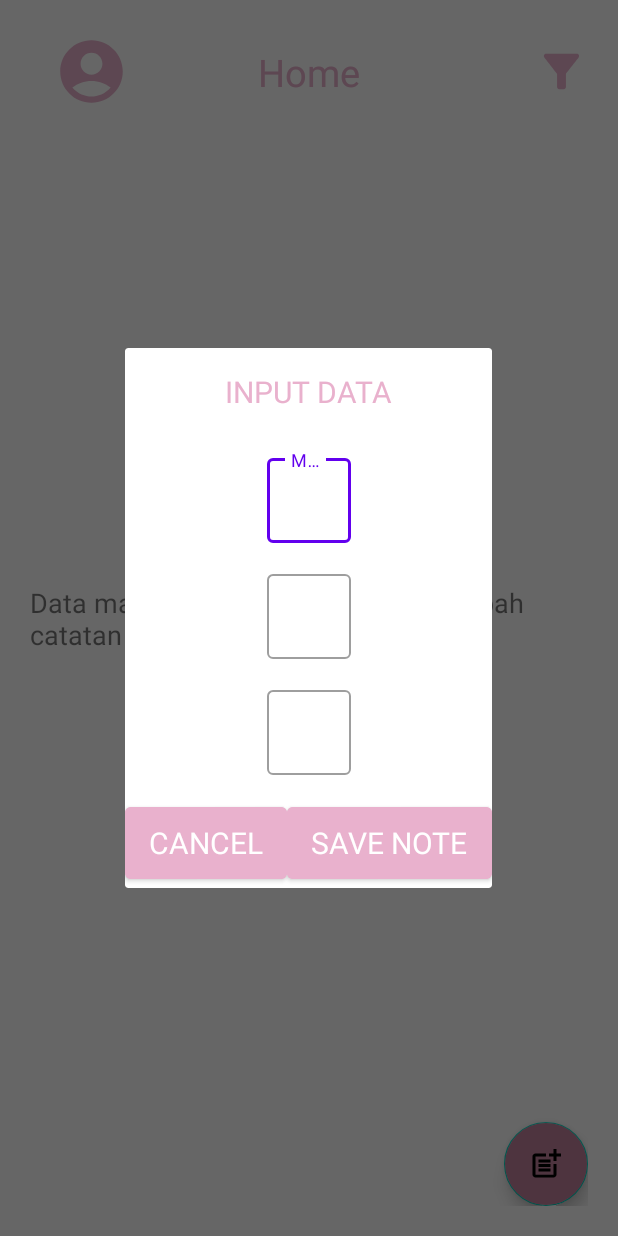
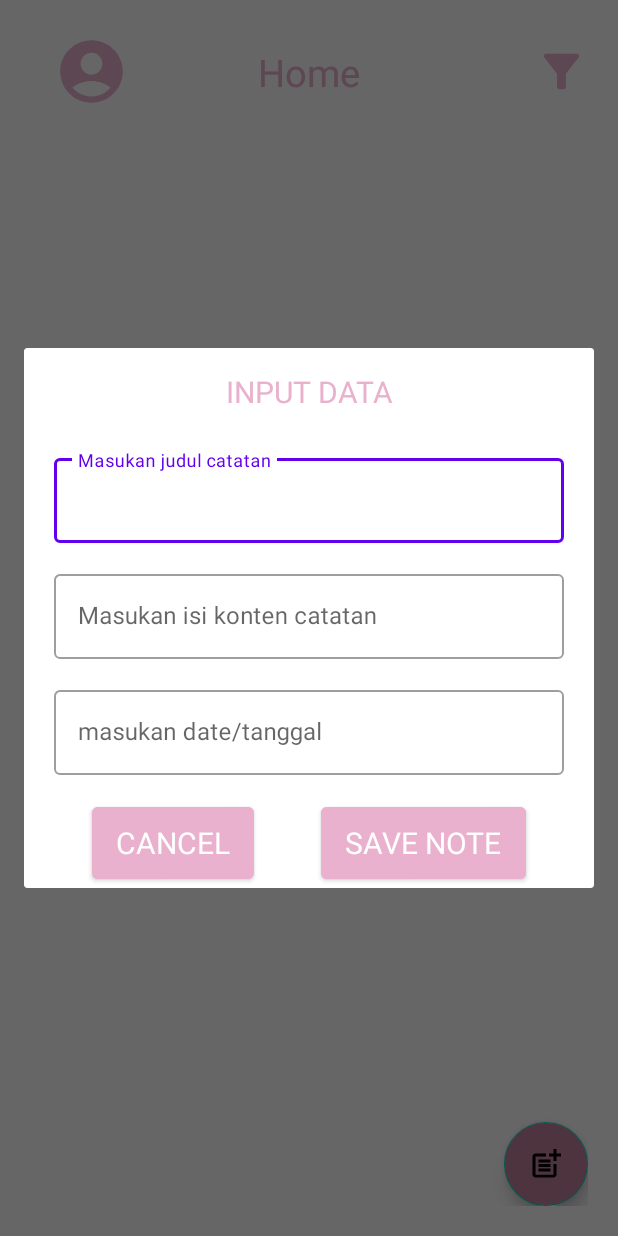
Before and after one commit to dheevvvv/Challenge-Chapter-4, an Android app: the HomeFragment screen opened through its navigation route, after a tap on "add note", on a phone screen of 412 x 824 dp. Run offline under Robolectric (Android 15) with nearby library versions, the phone set to English and light mode, and no system bars; our stand-ins replace Room's generated code, data binding.

Commit message:
fixing add note and edit note, create, read, update done

```diff
--- a/app/src/main/java/com/example/challengechapterempat/ui/AddNoteFragment.kt
+++ b/app/src/main/java/com/example/challengechapterempat/ui/AddNoteFragment.kt
@@ -29,9 +29,20 @@ class AddNoteFragment : DialogFragment() {
         return binding.root
     }
 
+    override fun onCreateDialog(savedInstanceState: Bundle?): Dialog {
+        val dialog = Dialog(requireContext())
+        dialog.setContentView(R.layout.fragment_add_note)
+        dialog.window?.setLayout(ViewGroup.LayoutParams.MATCH_PARENT, ViewGroup.LayoutParams.WRAP_CONTENT)
+        return dialog
+    }
+
+
+
     override fun onViewCreated(view: View, savedInstanceState: Bundle?) {
         super.onViewCreated(view, savedInstanceState)
         noteViewModel = ViewModelProvider(requireActivity()).get(NoteViewModel::class.java)
+
+        binding.onClick = this
 
         binding.btnCancelAdd.setOnClickListener {
             cancelAdd()
--- a/app/src/main/java/com/example/challengechapterempat/ui/HomeFragment.kt
+++ b/app/src/main/java/com/example/challengechapterempat/ui/HomeFragment.kt
@@ -6,24 +6,24 @@ import android.view.View
 import android.view.ViewGroup
 import android.widget.PopupMenu
 import androidx.core.view.isVisible
-import androidx.databinding.DataBindingUtil
-import androidx.databinding.ViewDataBinding
 import androidx.fragment.app.Fragment
 import androidx.lifecycle.ViewModelProvider
 import androidx.navigation.fragment.findNavController
 import androidx.recyclerview.widget.LinearLayoutManager
 import com.example.challengechapterempat.R
 import com.example.challengechapterempat.adapter.NoteAdapter
+import com.example.challengechapterempat.databases_room.NoteData
 import com.example.challengechapterempat.databinding.FragmentHomeBinding
 import com.example.challengechapterempat.shared_preferences.FilterPreferences
 import com.example.challengechapterempat.viewmodel.NoteViewModel
 
 
-class HomeFragment : Fragment() {
+class HomeFragment : Fragment(), NoteAdapter.ItemClickListener {
     private lateinit var binding: FragmentHomeBinding
     private lateinit var noteViewModel: NoteViewModel
     private lateinit var filterPreferences: FilterPreferences
     private lateinit var noteAdapter: NoteAdapter
+
     override fun onCreateView(
         inflater: LayoutInflater, container: ViewGroup?,
         savedInstanceState: Bundle?
@@ -66,7 +66,9 @@ class HomeFragment : Fragment() {
         binding.btnProfile.setOnClickListener {
             findNavController().navigate(R.id.action_homeFragment_to_profileFragment)
         }
+        noteViewModel = ViewModelProvider(requireActivity()).get(NoteViewModel::class.java)
 
+        recyclerView()
 
         if (filterPreferences.getString("filter_key").isNullOrEmpty()) {
             noteViewModel.getDataNotes()
@@ -75,8 +77,6 @@ class HomeFragment : Fragment() {
         } else if (filterPreferences.getString("filter_key").equals("DESCENDING", true)) {
             noteViewModel.getAllNotesDesc()
         }
-
-        recyclerView()
     }
 
 
@@ -87,7 +87,7 @@ class HomeFragment : Fragment() {
                     tvEmpty.isVisible = false
                     rvNote.isVisible = true
                     rvNote.setHasFixedSize(true)
-                    rvNote.adapter = NoteAdapter(ArrayList())
+                    rvNote.adapter = NoteAdapter(it, this@HomeFragment)
                     rvNote.layoutManager = LinearLayoutManager(requireContext(), LinearLayoutManager.VERTICAL, false)
                 }
             } else {
@@ -99,6 +99,14 @@ class HomeFragment : Fragment() {
         }
 
     }
+    override fun edit(noteData: NoteData) {
+        val dialog = EditNoteFragment.newInstance(noteData)
+        dialog.show(childFragmentManager, "EditNoteDialog")
+    }
+
+    override fun delete(noteData: NoteData) {
+        TODO("Not yet implemented")
+    }
 
 
 }
--- a/app/src/main/java/com/example/challengechapterempat/viewmodel/NoteViewModel.kt
+++ b/app/src/main/java/com/example/challengechapterempat/viewmodel/NoteViewModel.kt
@@ -13,6 +13,7 @@ class NoteViewModel(application: Application):AndroidViewModel(application) {
 
     private var _listNote : MutableLiveData<List<NoteData>> = MutableLiveData()
     val listNote: LiveData<List<NoteData>> get() = _listNote
+
 
     fun getAllNotesDesc() = viewModelScope.launch {
         _listNote.postValue(NoteDatabase.getInstance((getApplication()))!!.noteDao().getAllNotesDesc())
--- a/app/src/main/res/layout/fragment_add_note.xml
+++ b/app/src/main/res/layout/fragment_add_note.xml
@@ -9,9 +9,13 @@
             type="com.example.challengechapterempat.ui.AddNoteFragment" />
     </data>
 
+    <ScrollView
+        android:layout_width="match_parent"
+        android:layout_height="wrap_content">
+
         <androidx.constraintlayout.widget.ConstraintLayout
             android:layout_width="match_parent"
-        android:layout_height="match_parent"
+            android:layout_height="wrap_content"
             tools:context=".ui.AddNoteFragment">
 
             <TextView
@@ -64,7 +68,7 @@
                     android:layout_width="match_parent"
                     android:layout_height="wrap_content"
                     android:hint="@string/masukan_isi_konten_catatan"
-                android:inputType="text" />
+                    android:inputType="textMultiLine" />
             </com.google.android.material.textfield.TextInputLayout>
 
             <com.google.android.material.textfield.TextInputLayout
@@ -84,7 +88,7 @@
                     android:layout_width="match_parent"
                     android:layout_height="wrap_content"
                     android:hint="@string/masukan_date_tanggal"
-                android:inputType="text" />
+                    android:inputType="date" />
             </com.google.android.material.textfield.TextInputLayout>
 
             <com.google.android.material.button.MaterialButton
@@ -118,4 +122,5 @@
                 app:layout_constraintTop_toBottomOf="@+id/outlinedTextField3" />
 
         </androidx.constraintlayout.widget.ConstraintLayout>
+    </ScrollView>
 </layout>
--- a/app/src/main/res/layout/fragment_home.xml
+++ b/app/src/main/res/layout/fragment_home.xml
@@ -65,6 +65,7 @@
         android:text="@string/empty_state"
         android:textSize="18sp"
         android:visibility="gone"
+        android:textColor="@color/sakura"
         app:layout_constraintBottom_toBottomOf="parent"
         app:layout_constraintEnd_toEndOf="parent"
         app:layout_constraintStart_toStartOf="parent"
--- a/app/src/main/res/layout/item_note.xml
+++ b/app/src/main/res/layout/item_note.xml
@@ -7,6 +7,9 @@
         <variable
             name="item"
             type="com.example.challengechapterempat.databases_room.NoteData" />
+        <variable
+            name="itemonClick"
+            type="com.example.challengechapterempat.adapter.NoteAdapter.ItemClickListener" />
     </data>
 
     <androidx.cardview.widget.CardView
@@ -66,6 +69,7 @@
                 android:id="@+id/iv_delete"
                 android:layout_width="30dp"
                 android:layout_height="30dp"
+                android:onClick="@{()->itemonClick.delete(item)}"
                 android:src="@drawable/ic_delete"
                 app:layout_constraintBottom_toBottomOf="parent"
                 app:layout_constraintEnd_toEndOf="parent"
@@ -76,6 +80,7 @@
                 android:id="@+id/iv_edit"
                 android:layout_width="35dp"
                 android:layout_height="35dp"
+                android:onClick="@{()->itemonClick.edit(item)}"
                 android:src="@drawable/ic_edit"
                 app:layout_constraintBottom_toBottomOf="parent"
                 app:layout_constraintEnd_toStartOf="@id/iv_delete"
```
Also changed, not shown: app/src/main/java/com/example/challengechapterempat/adapter/NoteAdapter.kt (+17 -25 lines), app/src/main/java/com/example/challengechapterempat/ui/EditNoteFragment.kt (+30 -1 lines), app/src/main/res/layout/fragment_edit_note.xml (+7 -1 lines). Lines whose indentation alone changed are shown as unchanged.
